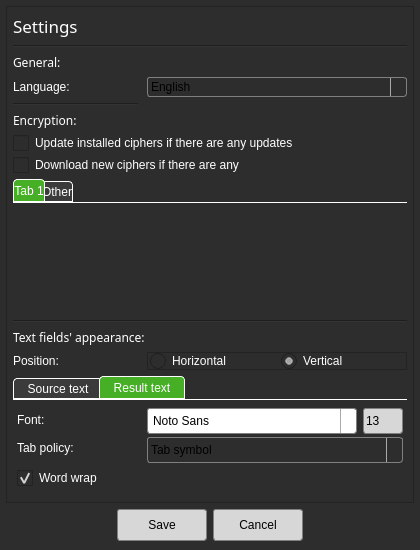
Qt form uisrc/settings.ui (StarterCraft/sicrypt) before a commit.
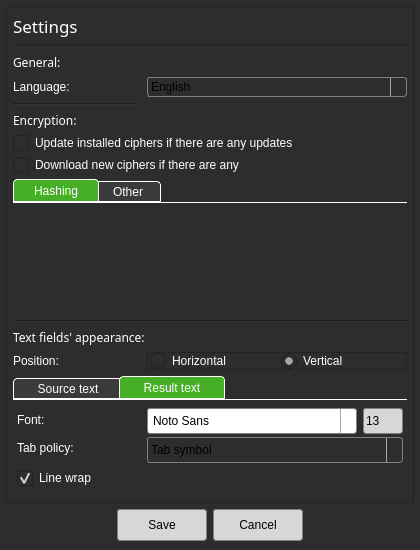
The same form after that commit. The open tabs and pages were chosen to show the change. Icons and pictures are not drawn.

```diff
--- a/uisrc/settings.ui
+++ b/uisrc/settings.ui
@@ -156,6 +156,8 @@
     border: 1px solid white;
     border-top-left-radius: 4px;
     border-top-right-radius: 4px;
+    padding-left: 10px;
+    padding-right: 10px;
     padding-top: 3px;
     padding-bottom: 2px;
     font: 63 11pt &quot;Segoe UI Semibold&quot;;
@@ -1001,7 +1003,7 @@
              </size>
             </property>
             <property name="text">
-             <string>Word wrap</string>
+             <string>Line wrap</string>
             </property>
             <property name="checked">
              <bool>true</bool>
@@ -1029,12 +1031,12 @@
         </property>
         <widget class="QWidget" name="tab_">
          <attribute name="title">
-          <string>Tab 1</string>
+          <string>   Hashing   </string>
          </attribute>
         </widget>
         <widget class="QWidget" name="tab_2">
          <attribute name="title">
-          <string>Other</string>
+          <string>  Other  </string>
          </attribute>
         </widget>
        </widget>
```
Left out of the diff: 2 changed lines with no effect on the pictures.
